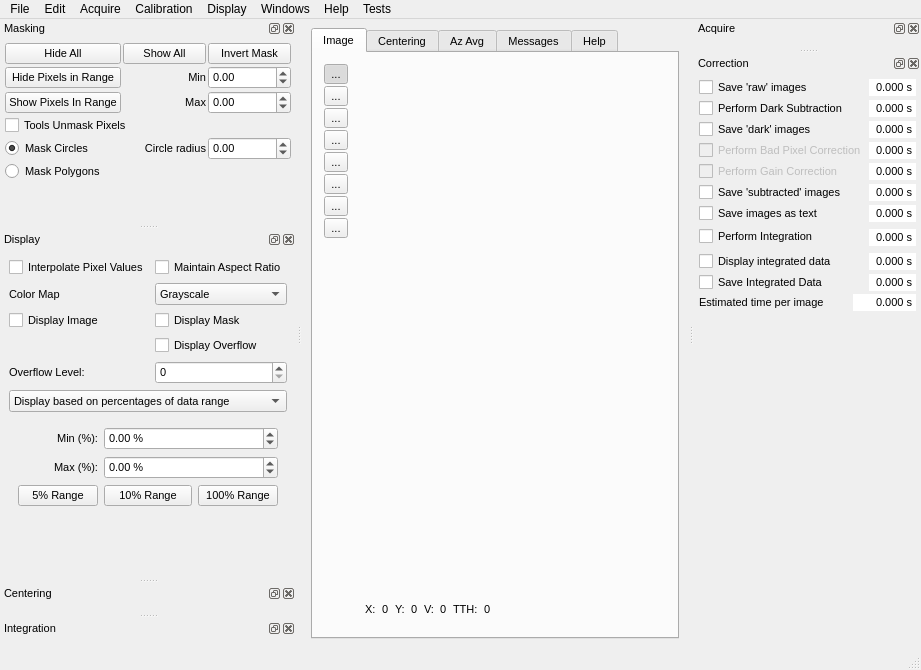
Old version of the form source/qxrdwindow.ui in the repository guyjennings/qxrd.
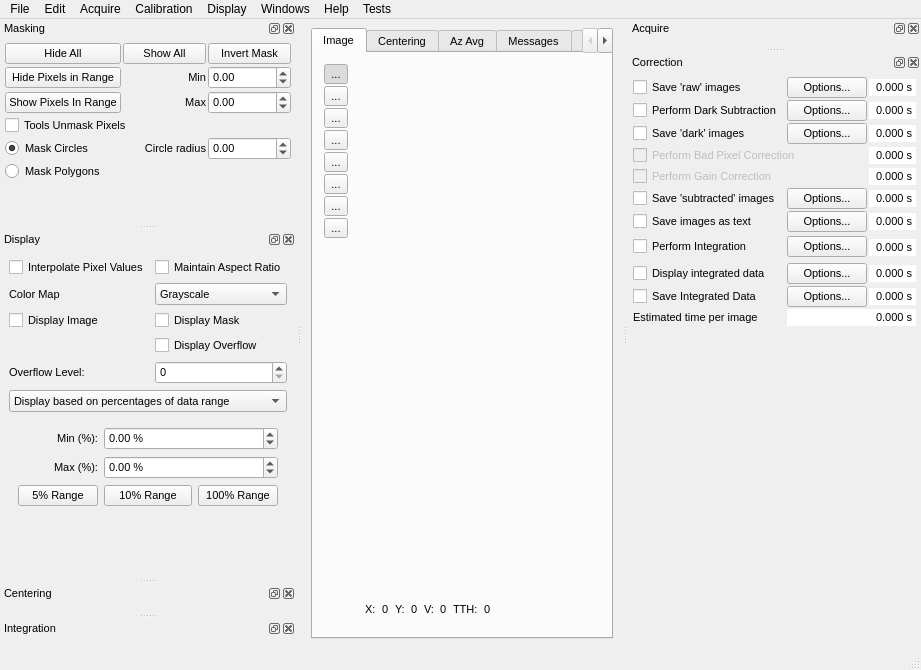
New version of the form. Icons and pictures are not drawn. Custom widgets are drawn as their Qt base class.

The edit to the form file:
```diff
--- a/source/qxrdwindow.ui
+++ b/source/qxrdwindow.ui
@@ -1396,6 +1396,62 @@
        </property>
       </widget>
      </item>
+     <item row="0" column="1">
+      <widget class="QPushButton" name="m_SaveRawOptions">
+       <property name="text">
+        <string>Options...</string>
+       </property>
+      </widget>
+     </item>
+     <item row="1" column="1">
+      <widget class="QPushButton" name="m_PerformDarkOptions">
+       <property name="text">
+        <string>Options...</string>
+       </property>
+      </widget>
+     </item>
+     <item row="2" column="1">
+      <widget class="QPushButton" name="m_SaveDarkOptions">
+       <property name="text">
+        <string>Options...</string>
+       </property>
+      </widget>
+     </item>
+     <item row="5" column="1">
+      <widget class="QPushButton" name="m_SaveSubtractedOptions">
+       <property name="text">
+        <string>Options...</string>
+       </property>
+      </widget>
+     </item>
+     <item row="7" column="1">
+      <widget class="QPushButton" name="m_SaveAsTextOptions">
+       <property name="text">
+        <string>Options...</string>
+       </property>
+      </widget>
+     </item>
+     <item row="9" column="1">
+      <widget class="QPushButton" name="m_PerformIntegrationOptions">
+       <property name="text">
+        <string>Options...</string>
+       </property>
+      </widget>
+     </item>
+     <item row="12" column="1">
+      <widget class="QPushButton" name="m_DisplayIntegratedDataOptions">
+       <property name="text">
+        <string>Options...</string>
+       </property>
+      </widget>
+     </item>
+     <item row="13" column="1">
+      <widget class="QPushButton" name="m_SaveIntegratedDataOptions">
+       <property name="text">
+        <string>Options...</string>
+       </property>
+      </widget>
+     </item>
     </layout>
    </widget>
   </widget>
```
Left out of the diff: 62 changed lines with no effect on the pictures.
